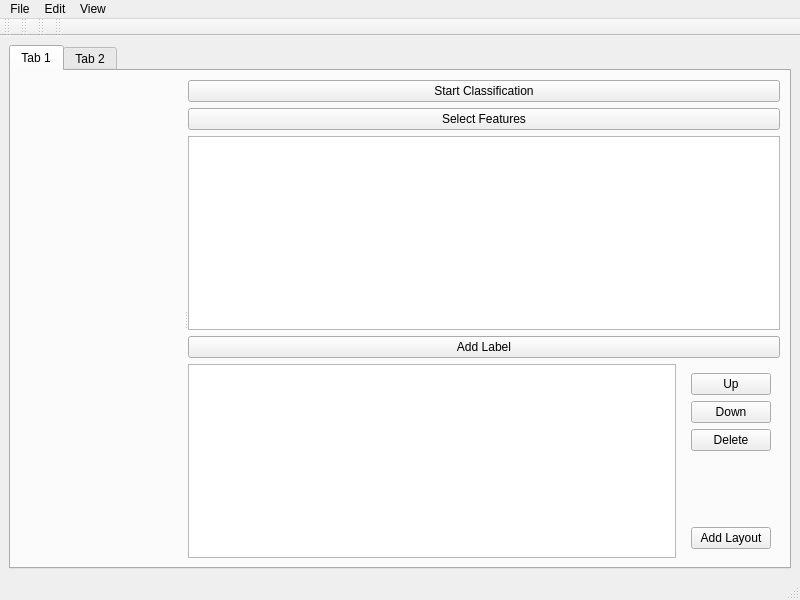
Before: the Qt Designer form designerElements/MainWindow.ui in ilastik/ilastik, drawn with Qt 5.
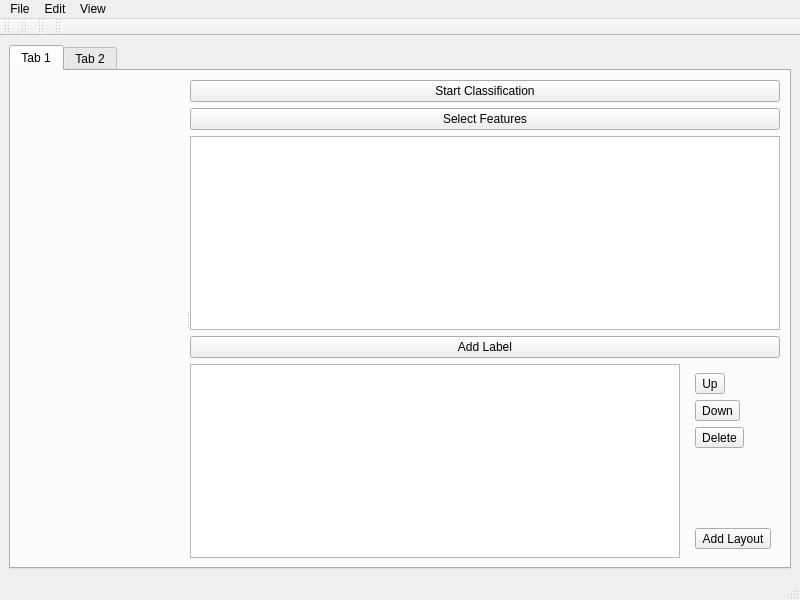
After: the same form once the commit is applied. Icons and pictures are not drawn. Custom widgets are drawn as their Qt base class.

Commit message: use icons in up, down, add, delete layer buttons

The edit to the form file:
```diff
--- a/designerElements/MainWindow.ui
+++ b/designerElements/MainWindow.ui
@@ -87,21 +87,21 @@
                <widget class="QWidget" name="widget" native="true">
                 <layout class="QVBoxLayout" name="verticalLayout">
                  <item>
-                  <widget class="QPushButton" name="UpButton">
+                  <widget class="QToolButton" name="UpButton">
                    <property name="text">
                     <string>Up</string>
                    </property>
                   </widget>
                  </item>
                  <item>
-                  <widget class="QPushButton" name="DownButton">
+                  <widget class="QToolButton" name="DownButton">
                    <property name="text">
                     <string>Down</string>
                    </property>
                   </widget>
                  </item>
                  <item>
-                  <widget class="QPushButton" name="DeleteButton">
+                  <widget class="QToolButton" name="DeleteButton">
                    <property name="text">
                     <string>Delete</string>
                    </property>
@@ -121,7 +121,7 @@
                   </spacer>
                  </item>
                  <item>
-                  <widget class="QPushButton" name="AddLayOutButton">
+                  <widget class="QToolButton" name="AddLayOutButton">
                    <property name="text">
                     <string>Add Layout</string>
                    </property>
```
Left out of the diff: 22 changed lines with no effect on the pictures. The commit also changes 4 other files.
